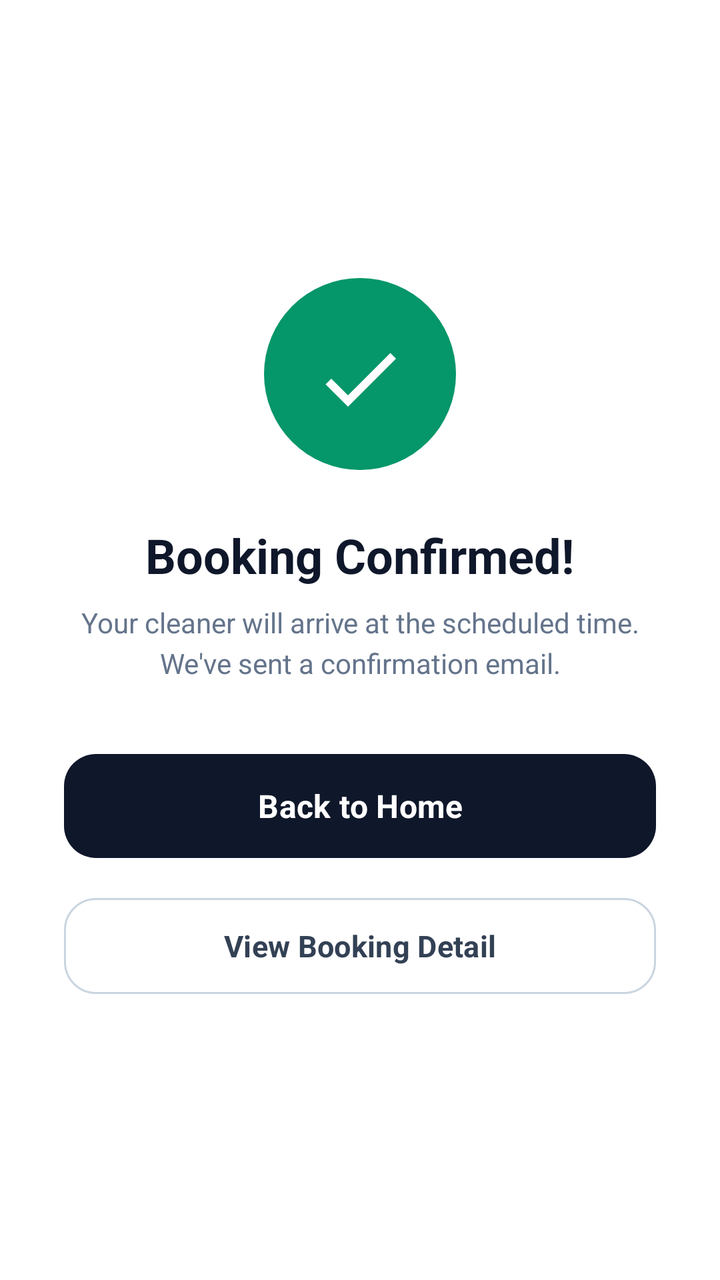
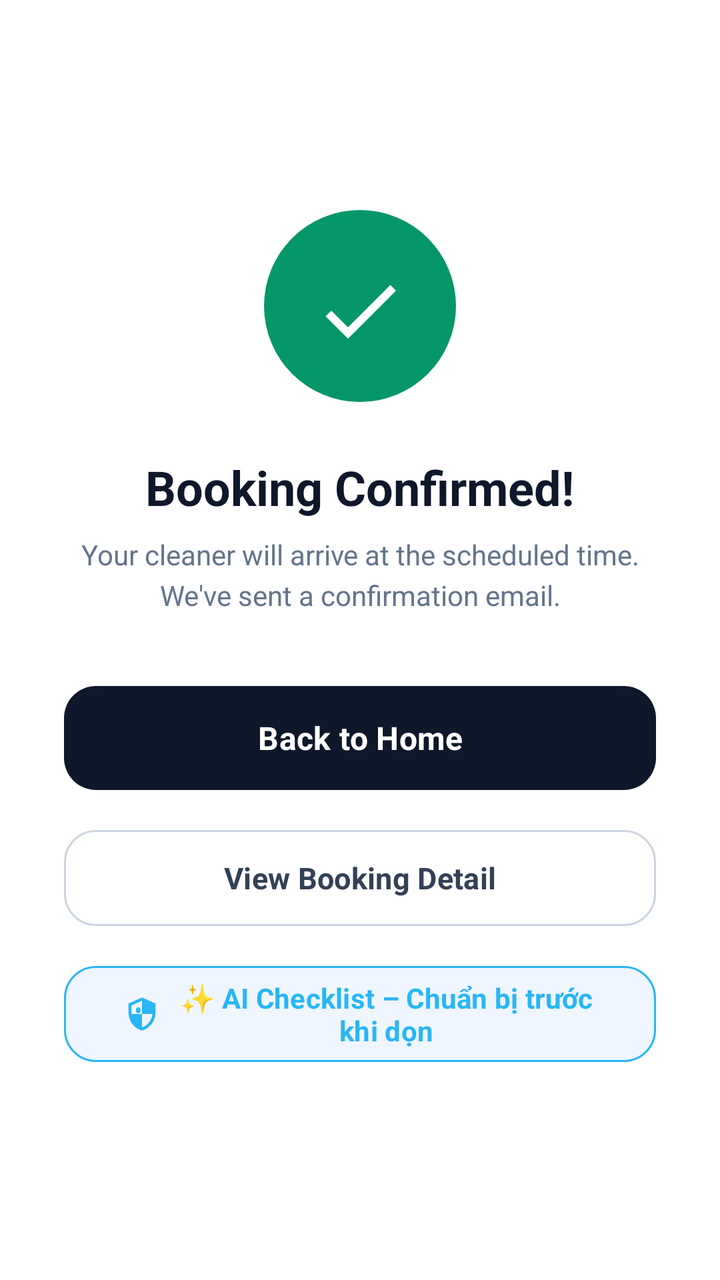

Screens rendered from an Android XML layout before and after an edit, with the pre-edit source and the edit as a unified diff.
<!-- AndroidManifest.xml: application theme Theme.AppCleanHouse -->
<!-- res/layout/activity_booking_success.xml -->
<?xml version="1.0" encoding="utf-8"?>
<LinearLayout xmlns:android="http://schemas.android.com/apk/res/android"
    xmlns:app="http://schemas.android.com/apk/res-auto"
    xmlns:tools="http://schemas.android.com/tools"
    android:layout_width="match_parent"
    android:layout_height="match_parent"
    android:orientation="vertical"
    android:gravity="center"
    android:background="@color/white"
    android:padding="32dp"
    tools:context=".BookingSuccessActivity">

    <View
        android:layout_width="96dp"
        android:layout_height="96dp"
        android:background="@drawable/bg_success_circle"
        android:layout_marginBottom="24dp" />

    
    <ImageView
        android:layout_width="48dp"
        android:layout_height="48dp"
        android:layout_marginTop="-94dp"
        android:layout_marginBottom="48dp"
        android:src="@drawable/ic_check"
        app:tint="@color/white"
        />

    <TextView
        android:layout_width="wrap_content"
        android:layout_height="wrap_content"
        android:text="Booking Confirmed!"
        android:textSize="24sp"
        android:textStyle="bold"
        android:textColor="@color/slate_900"
        android:layout_marginBottom="8dp" />

    
    <TextView
        android:layout_width="wrap_content"
        android:layout_height="wrap_content"
        android:text="Your cleaner will arrive at the scheduled time.\nWe've sent a confirmation email."
        android:textSize="14sp"
        android:textColor="@color/slate_500"
        android:gravity="center"
        android:lineSpacingExtra="4dp"
        android:layout_marginBottom="32dp" />

    
    <com.google.android.material.button.MaterialButton
        android:id="@+id/btnBackToHome"
        android:layout_width="match_parent"
        android:layout_height="60dp"
        android:text="Back to Home"
        android:textSize="16sp"
        android:textStyle="bold"
        android:textAllCaps="false"
        app:backgroundTint="@color/slate_900"
        app:cornerRadius="16dp" />

    <com.google.android.material.button.MaterialButton
        android:id="@+id/btnViewBookingDetail"
        android:layout_width="match_parent"
        android:layout_height="56dp"
        android:layout_marginTop="12dp"
        android:text="View Booking Detail"
        android:textAllCaps="false"
        android:textSize="15sp"
        android:textStyle="bold"
        app:backgroundTint="@color/white"
        app:cornerRadius="16dp"
        app:strokeColor="@color/slate_300"
        app:strokeWidth="1dp"
        android:textColor="@color/slate_700" />

</LinearLayout>
<!-- resources referenced by this layout -->
<resources>
  <color name="slate_300">#CBD5E1</color>
  <color name="slate_500">#64748B</color>
  <color name="slate_700">#334155</color>
  <color name="slate_900">#0F172A</color>
  <color name="white">#FFFFFF</color>
  <!-- drawable bg_success_circle (drawable) -->
  <?xml version="1.0" encoding="utf-8"?>
  <shape xmlns:android="http://schemas.android.com/apk/res/android"
      android:shape="oval">
      <solid android:color="@color/green_600" />
  </shape>
  <!-- drawable ic_check (drawable) -->
  <vector xmlns:android="http://schemas.android.com/apk/res/android"
      android:width="24dp"
      android:height="24dp"
      android:viewportWidth="24"
      android:viewportHeight="24"
      android:tint="#80CBC4">
    <path
        android:fillColor="@android:color/white"
        android:pathData="M9,16.17L4.83,12l-1.42,1.41L9,19 21,7l-1.41,-1.41z"/>
  </vector>
  <style name="Theme.AppCleanHouse" parent="Base.Theme.AppCleanHouse" />
  <color name="green_600">#059669</color>
  <style name="Base.Theme.AppCleanHouse" parent="Theme.Material3.DayNight.NoActionBar">
          
          <item name="colorPrimary">@color/app_primary</item>
          <item name="colorSecondary">@color/app_secondary</item>
          <item name="android:colorBackground">@color/app_background</item>
          <item name="colorSurface">@color/white</item>
          <item name="colorError">@color/app_accent</item>
          
          
          <item name="materialButtonStyle">@style/Widget.App.Button.Primary</item>
          
      </style>
  <color name="app_primary">#80CBC4</color>
  <color name="app_secondary">#B4EBE6</color>
  <color name="app_background">#FBF8EF</color>
  <color name="app_accent">#FFB433</color>
  <style name="Widget.App.Button.Primary" parent="Widget.Material3.Button">
          <item name="backgroundTint">@color/app_primary</item>
          <item name="cornerRadius">50dp</item> 
          <item name="android:textColor">@color/white</item>
          <item name="android:textStyle">bold</item>
          <item name="android:fontFamily">sans-serif</item>
      </style>
</resources>

<!-- the commit's change to res/layout/activity_booking_success.xml (unified diff, before → after) -->
@@ -73,4 +73,24 @@
         app:strokeWidth="1dp"
         android:textColor="@color/slate_700" />
 
+    
+    <com.google.android.material.button.MaterialButton
+        android:id="@+id/btnAiChecklist"
+        android:layout_width="match_parent"
+        android:layout_height="56dp"
+        android:layout_marginTop="12dp"
+        android:text="✨ AI Checklist – Chuẩn bị trước khi dọn"
+        android:textAllCaps="false"
+        android:textSize="14sp"
+        android:textStyle="bold"
+        app:backgroundTint="@color/blue_50"
+        app:cornerRadius="16dp"
+        app:strokeColor="@color/blue_600"
+        app:strokeWidth="1dp"
+        android:textColor="@color/blue_600"
+        app:icon="@drawable/ic_sparkles"
+        app:iconTint="@color/blue_600"
+        app:iconGravity="textStart"
+        app:iconPadding="8dp" />
+
 </LinearLayout>
<!-- resource entries referenced after the edit -->
@@ -1,5 +1,7 @@
 <!-- resources referenced by this layout -->
 <resources>
+  <color name="blue_50">#EFF6FF</color>
+  <color name="blue_600">#29B6F6</color>
   <color name="slate_300">#CBD5E1</color>
   <color name="slate_500">#64748B</color>
   <color name="slate_700">#334155</color>
@@ -21,6 +23,23 @@
     <path
         android:fillColor="@android:color/white"
         android:pathData="M9,16.17L4.83,12l-1.42,1.41L9,19 21,7l-1.41,-1.41z"/>
+  </vector>
+  <!-- drawable ic_sparkles (drawable) -->
+  <?xml version="1.0" encoding="utf-8"?>
+  <vector xmlns:android="http://schemas.android.com/apk/res/android"
+      android:width="24dp"
+      android:height="24dp"
+      android:viewportWidth="24"
+      android:viewportHeight="24">
+      <path
+          android:fillColor="@android:color/white"
+          android:pathData="M12,1L3,5v6c0,5.55 3.84,10.74 9,12 5.16,-1.26 9,-6.45 9,-12V5l-9,-4zM12,11.99h7c-0.53,4.12 -3.28,7.79 -7,8.94V12H5V6.3l7,-3.11v8.8z"/>
+      <path
+          android:fillColor="@android:color/white"
+          android:pathData="M9.5,7.5L9.5,7.5c0.83,0 1.5,0.67 1.5,1.5v1c0,0.83 -0.67,1.5 -1.5,1.5h0C8.67,11.5 8,10.83 8,10V9C8,8.17 8.67,7.5 9.5,7.5z"/>
+      <path
+          android:fillColor="@android:color/white"
+          android:pathData="M14.5,7.5L14.5,7.5c0.83,0 1.5,0.67 1.5,1.5v1c0,0.83 -0.67,1.5 -1.5,1.5h0c-0.83,0 -1.5,-0.67 -1.5,-1.5V9C13,8.17 13.67,7.5 14.5,7.5z"/>
   </vector>
   <style name="Theme.AppCleanHouse" parent="Base.Theme.AppCleanHouse" />
   <color name="green_600">#059669</color>
